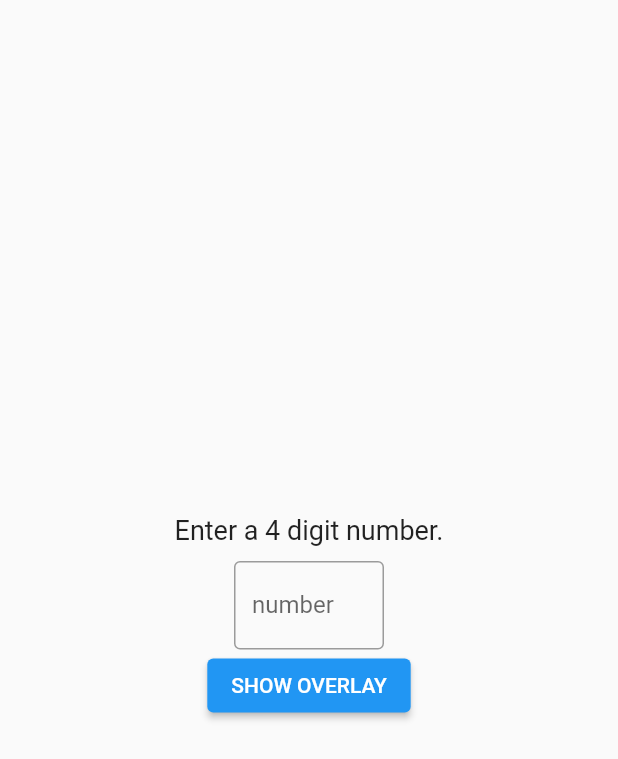
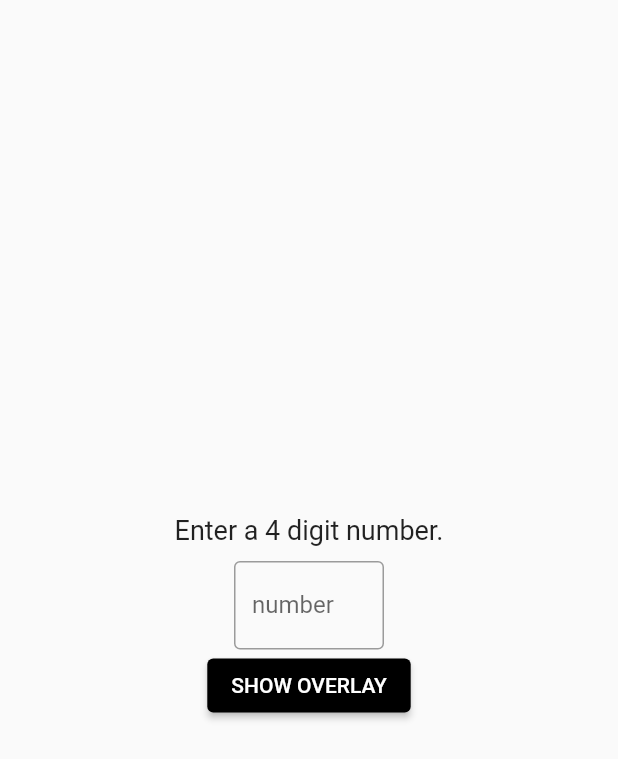
Before and after one commit to Frankdroid7/Flutter-Playground, a Flutter app: the screen it shows after launch, on a phone screen of 412 x 824 dp. Shown: the top 759 px of the screen. Run offline on Flutter 3.47's test engine with Material 2 defaults, Android fonts, the phone set to English and light mode, and no system bars; our stand-ins replace webview_flutter; missing offline and left inert: flutter_vlc_player.

```diff
--- a/lib/OverlayWidgetPlayground/OverlayWidgetPlayground.dart
+++ b/lib/OverlayWidgetPlayground/OverlayWidgetPlayground.dart
@@ -35,6 +35,17 @@ class OverlayWidgetPlayground extends StatelessWidget {
                   ),
                 ),
                 ElevatedButton(
+                  style: ButtonStyle(
+                      backgroundColor: MaterialStateColor.resolveWith((states) {
+                    if (states.contains(MaterialState.pressed)) {
+                      _formKey.currentState.save();
+                      if (userInput.length >= 4)
+                        return Colors.blue;
+                      else
+                        return Colors.red;
+                    }
+                    return Colors.black;
+                  })),
                   onPressed: () {
                     _formKey.currentState.save();
                     OverlayState overlayState = Overlay.of(context);
```
